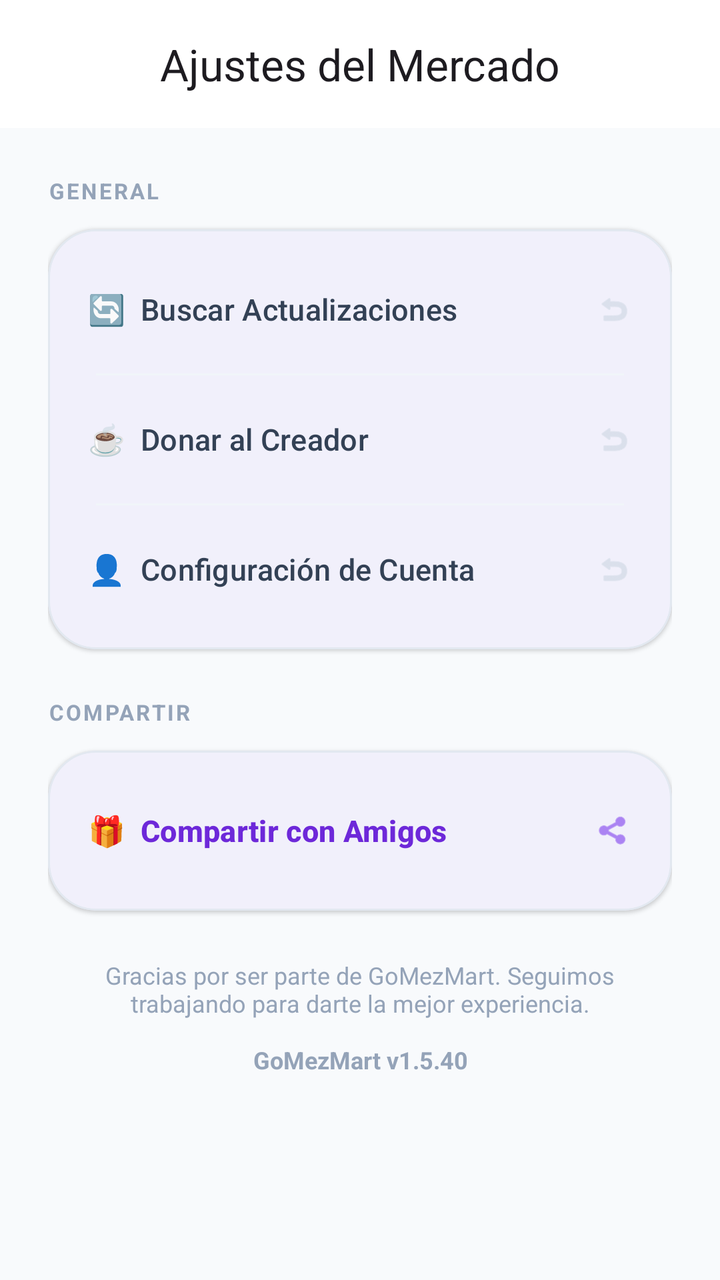
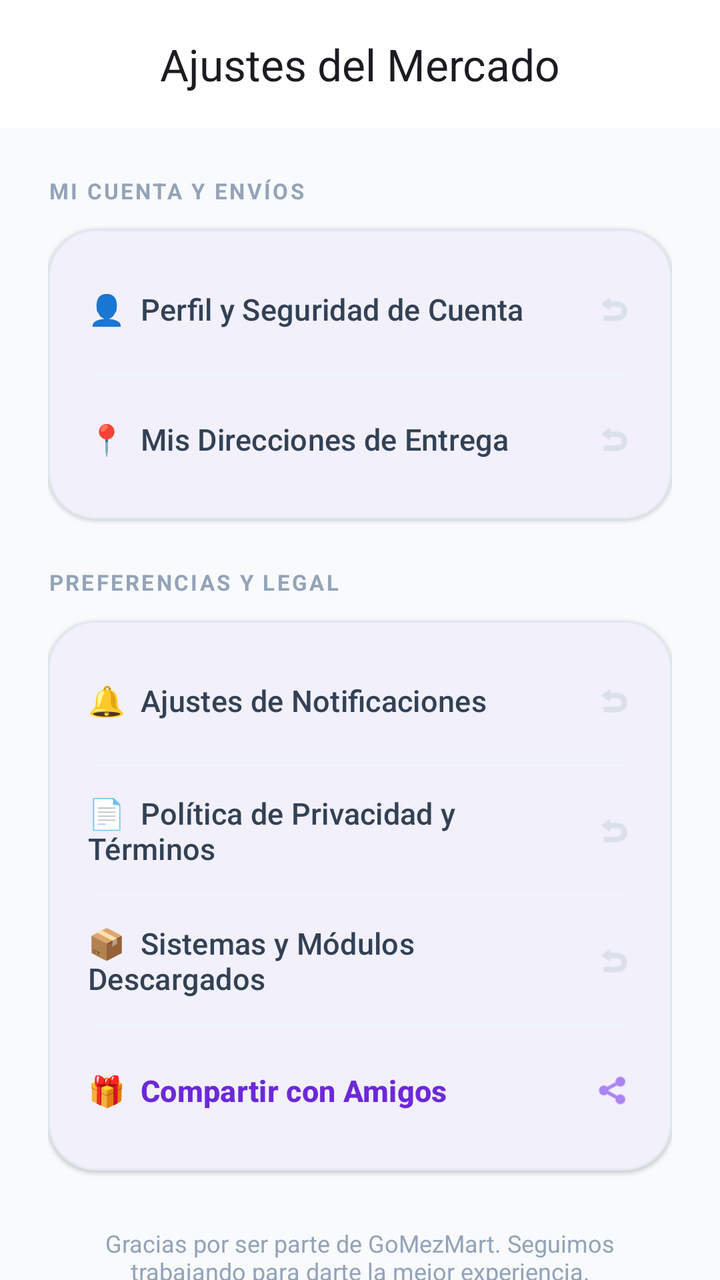

Before-and-after screenshots of an Android layout around one commit, followed by the original layout XML and the change that was made.
<!-- AndroidManifest.xml: application theme Theme.Gomezmart -->
<!-- res/layout/fragment_buyer_settings.xml -->
<?xml version="1.0" encoding="utf-8"?>
<androidx.coordinatorlayout.widget.CoordinatorLayout xmlns:android="http://schemas.android.com/apk/res/android"
    xmlns:app="http://schemas.android.com/apk/res-auto"
    android:layout_width="match_parent"
    android:layout_height="match_parent"
    android:background="@color/slate_50">

    <com.google.android.material.appbar.AppBarLayout
        android:layout_width="match_parent"
        android:layout_height="wrap_content"
        android:background="@color/white"
        app:elevation="0dp">
        <com.google.android.material.appbar.MaterialToolbar
            android:id="@+id/toolbarSettings"
            android:layout_width="match_parent"
            android:layout_height="?attr/actionBarSize"
            app:title="Ajustes del Mercado"
            app:titleCentered="true" />
    </com.google.android.material.appbar.AppBarLayout>

    <androidx.core.widget.NestedScrollView
        android:layout_width="match_parent"
        android:layout_height="match_parent"
        app:layout_behavior="@string/appbar_scrolling_view_behavior">

        <LinearLayout
            android:layout_width="match_parent"
            android:layout_height="wrap_content"
            android:orientation="vertical"
            android:padding="24dp">

            <TextView
                android:layout_width="wrap_content"
                android:layout_height="wrap_content"
                android:text="GENERAL"
                android:textSize="11sp"
                android:textStyle="bold"
                android:textColor="@color/slate_400"
                android:letterSpacing="0.1"
                android:layout_marginBottom="12dp" />

            <com.google.android.material.card.MaterialCardView
                android:layout_width="match_parent"
                android:layout_height="wrap_content"
                app:cardCornerRadius="24dp"
                app:cardElevation="1dp"
                app:strokeWidth="1dp"
                app:strokeColor="@color/slate_200">

                <LinearLayout
                    android:layout_width="match_parent"
                    android:layout_height="wrap_content"
                    android:orientation="vertical"
                    android:padding="8dp">

                    <com.google.android.material.button.MaterialButton
                        android:id="@+id/btnCheckUpdates"
                        style="@style/Widget.Material3.Button.TextButton"
                        android:layout_width="match_parent"
                        android:layout_height="64dp"
                        android:text="🔄  Buscar Actualizaciones"
                        android:gravity="start|center_vertical"
                        android:textColor="@color/slate_700"
                        android:textSize="15sp"
                        app:icon="@android:drawable/ic_menu_revert"
                        app:iconGravity="end"
                        app:iconTint="@color/slate_300" />

                    <View
                        android:layout_width="match_parent"
                        android:layout_height="1dp"
                        android:layout_marginStart="16dp"
                        android:layout_marginEnd="16dp"
                        android:background="@color/slate_100" />

                    <com.google.android.material.button.MaterialButton
                        android:id="@+id/btnDonate"
                        style="@style/Widget.Material3.Button.TextButton"
                        android:layout_width="match_parent"
                        android:layout_height="64dp"
                        android:text="☕  Donar al Creador"
                        android:gravity="start|center_vertical"
                        android:textColor="@color/slate_700"
                        android:textSize="15sp"
                        app:icon="@android:drawable/ic_menu_revert"
                        app:iconGravity="end"
                        app:iconTint="@color/slate_300" />

                    <View
                        android:layout_width="match_parent"
                        android:layout_height="1dp"
                        android:layout_marginStart="16dp"
                        android:layout_marginEnd="16dp"
                        android:background="@color/slate_100" />

                    <com.google.android.material.button.MaterialButton
                        android:id="@+id/btnAccountSettings"
                        style="@style/Widget.Material3.Button.TextButton"
                        android:layout_width="match_parent"
                        android:layout_height="64dp"
                        android:text="👤  Configuración de Cuenta"
                        android:gravity="start|center_vertical"
                        android:textColor="@color/slate_700"
                        android:textSize="15sp"
                        app:icon="@android:drawable/ic_menu_revert"
                        app:iconGravity="end"
                        app:iconTint="@color/slate_300" />

                </LinearLayout>
            </com.google.android.material.card.MaterialCardView>

            
            <TextView
                android:layout_width="wrap_content"
                android:layout_height="wrap_content"
                android:text="COMPARTIR"
                android:textSize="11sp"
                android:textStyle="bold"
                android:textColor="@color/slate_400"
                android:letterSpacing="0.1"
                android:layout_marginTop="24dp"
                android:layout_marginBottom="12dp" />

            <com.google.android.material.card.MaterialCardView
                android:layout_width="match_parent"
                android:layout_height="wrap_content"
                app:cardCornerRadius="24dp"
                app:cardElevation="1dp"
                app:strokeWidth="1dp"
                app:strokeColor="@color/slate_200">

                <LinearLayout
                    android:layout_width="match_parent"
                    android:layout_height="wrap_content"
                    android:orientation="vertical"
                    android:padding="8dp">

                    <com.google.android.material.button.MaterialButton
                        android:id="@+id/btnShareWithFriends"
                        style="@style/Widget.Material3.Button.TextButton"
                        android:layout_width="match_parent"
                        android:layout_height="64dp"
                        android:text="🎁  Compartir con Amigos"
                        android:gravity="start|center_vertical"
                        android:textColor="@color/purple_700"
                        android:textSize="15sp"
                        android:textStyle="bold"
                        app:icon="@android:drawable/ic_menu_share"
                        app:iconGravity="end"
                        app:iconTint="@color/purple_600" />

                </LinearLayout>
            </com.google.android.material.card.MaterialCardView>

            <TextView
                android:layout_width="match_parent"
                android:layout_height="wrap_content"
                android:layout_marginTop="24dp"
                android:text="Gracias por ser parte de GoMezMart. Seguimos trabajando para darte la mejor experiencia."
                android:textAlignment="center"
                android:textColor="@color/slate_400"
                android:textSize="12sp" />

            <TextView
                android:id="@+id/tvAppVersion"
                android:layout_width="match_parent"
                android:layout_height="wrap_content"
                android:layout_marginTop="12dp"
                android:text="GoMezMart v1.5.40"
                android:textAlignment="center"
                android:textColor="@color/slate_400"
                android:textSize="12sp"
                android:textStyle="bold" />

        </LinearLayout>
    </androidx.core.widget.NestedScrollView>

</androidx.coordinatorlayout.widget.CoordinatorLayout>
<!-- resources referenced by this layout -->
<resources>
  <color name="purple_600">#7C3AED</color>
  <color name="purple_700">#6D28D9</color>
  <color name="slate_100">#F1F5F9</color>
  <color name="slate_200">#E2E8F0</color>
  <color name="slate_300">#CBD5E1</color>
  <color name="slate_400">#94A3B8</color>
  <color name="slate_50">#F8FAFC</color>
  <color name="slate_700">#334155</color>
  <color name="white">#FFFFFFFF</color>
  <style name="Theme.Gomezmart" parent="Base.Theme.Gomezmart" />
  <style name="Base.Theme.Gomezmart" parent="Theme.Material3.DayNight.NoActionBar">
          <item name="colorPrimary">@color/purple_600</item>
          <item name="colorOnPrimary">@color/white</item>
          <item name="colorSecondary">@color/indigo_500</item>
          <item name="colorSurface">@color/slate_50</item>
          <item name="colorOnSurface">@color/slate_900</item>
          <item name="colorOnSurfaceVariant">@color/slate_500</item>
          <item name="colorSurfaceContainer">@color/white</item>
          <item name="android:windowBackground">@color/slate_50</item>
      </style>
  <color name="indigo_500">#6366F1</color>
  <color name="slate_900">#0F172A</color>
  <color name="slate_500">#64748B</color>
</resources>

<!-- the commit's change to res/layout/fragment_buyer_settings.xml (unified diff, before → after) -->
@@ -29,10 +29,11 @@
             android:orientation="vertical"
             android:padding="24dp">
 
+            
             <TextView
                 android:layout_width="wrap_content"
                 android:layout_height="wrap_content"
-                android:text="GENERAL"
+                android:text="MI CUENTA Y ENVÍOS"
                 android:textSize="11sp"
                 android:textStyle="bold"
                 android:textColor="@color/slate_400"
@@ -54,51 +55,31 @@
                     android:padding="8dp">
 
                     <com.google.android.material.button.MaterialButton
-                        android:id="@+id/btnCheckUpdates"
-                        style="@style/Widget.Material3.Button.TextButton"
-                        android:layout_width="match_parent"
-                        android:layout_height="64dp"
-                        android:text="🔄  Buscar Actualizaciones"
-                        android:gravity="start|center_vertical"
-                        android:textColor="@color/slate_700"
-                        android:textSize="15sp"
-                        app:icon="@android:drawable/ic_menu_revert"
-                        app:iconGravity="end"
-                        app:iconTint="@color/slate_300" />
-
-                    <View
-                        android:layout_width="match_parent"
-                        android:layout_height="1dp"
-                        android:layout_marginStart="16dp"
-                        android:layout_marginEnd="16dp"
-                        android:background="@color/slate_100" />
-
-                    <com.google.android.material.button.MaterialButton
-                        android:id="@+id/btnDonate"
-                        style="@style/Widget.Material3.Button.TextButton"
-                        android:layout_width="match_parent"
-                        android:layout_height="64dp"
-                        android:text="☕  Donar al Creador"
-                        android:gravity="start|center_vertical"
-                        android:textColor="@color/slate_700"
-                        android:textSize="15sp"
-                        app:icon="@android:drawable/ic_menu_revert"
-                        app:iconGravity="end"
-                        app:iconTint="@color/slate_300" />
-
-                    <View
-                        android:layout_width="match_parent"
-                        android:layout_height="1dp"
-                        android:layout_marginStart="16dp"
-                        android:layout_marginEnd="16dp"
-                        android:background="@color/slate_100" />
-
-                    <com.google.android.material.button.MaterialButton
                         android:id="@+id/btnAccountSettings"
                         style="@style/Widget.Material3.Button.TextButton"
                         android:layout_width="match_parent"
                         android:layout_height="64dp"
-                        android:text="👤  Configuración de Cuenta"
+                        android:text="👤  Perfil y Seguridad de Cuenta"
+                        android:gravity="start|center_vertical"
+                        android:textColor="@color/slate_700"
+                        android:textSize="15sp"
+                        app:icon="@android:drawable/ic_menu_revert"
+                        app:iconGravity="end"
+                        app:iconTint="@color/slate_300" />
+
+                    <View
+                        android:layout_width="match_parent"
+                        android:layout_height="1dp"
+                        android:layout_marginStart="16dp"
+                        android:layout_marginEnd="16dp"
+                        android:background="@color/slate_100" />
+
+                    <com.google.android.material.button.MaterialButton
+                        android:id="@+id/btnManageLocations"
+                        style="@style/Widget.Material3.Button.TextButton"
+                        android:layout_width="match_parent"
+                        android:layout_height="64dp"
+                        android:text="📍  Mis Direcciones de Entrega"
                         android:gravity="start|center_vertical"
                         android:textColor="@color/slate_700"
                         android:textSize="15sp"
@@ -113,7 +94,7 @@
             <TextView
                 android:layout_width="wrap_content"
                 android:layout_height="wrap_content"
-                android:text="COMPARTIR"
+                android:text="PREFERENCIAS Y LEGAL"
                 android:textSize="11sp"
                 android:textStyle="bold"
                 android:textColor="@color/slate_400"
@@ -136,6 +117,66 @@
                     android:padding="8dp">
 
                     <com.google.android.material.button.MaterialButton
+                        android:id="@+id/btnNotificationSettings"
+                        style="@style/Widget.Material3.Button.TextButton"
+                        android:layout_width="match_parent"
+                        android:layout_height="64dp"
+                        android:text="🔔  Ajustes de Notificaciones"
+                        android:gravity="start|center_vertical"
+                        android:textColor="@color/slate_700"
+                        android:textSize="15sp"
+                        app:icon="@android:drawable/ic_menu_revert"
+                        app:iconGravity="end"
+                        app:iconTint="@color/slate_300" />
+
+                    <View
+                        android:layout_width="match_parent"
+                        android:layout_height="1dp"
+                        android:layout_marginStart="16dp"
+                        android:layout_marginEnd="16dp"
+                        android:background="@color/slate_100" />
+
+                    <com.google.android.material.button.MaterialButton
+                        android:id="@+id/btnPrivacyPolicy"
+                        style="@style/Widget.Material3.Button.TextButton"
+                        android:layout_width="match_parent"
+                        android:layout_height="64dp"
+                        android:text="📄  Política de Privacidad y Términos"
+                        android:gravity="start|center_vertical"
+                        android:textColor="@color/slate_700"
+                        android:textSize="15sp"
+                        app:icon="@android:drawable/ic_menu_revert"
+                        app:iconGravity="end"
+                        app:iconTint="@color/slate_300" />
+
+                    <View
+                        android:layout_width="match_parent"
+                        android:layout_height="1dp"
+                        android:layout_marginStart="16dp"
+                        android:layout_marginEnd="16dp"
+                        android:background="@color/slate_100" />
+
+                    <com.google.android.material.button.MaterialButton
+                        android:id="@+id/btnDownloadedModules"
+                        style="@style/Widget.Material3.Button.TextButton"
+                        android:layout_width="match_parent"
+                        android:layout_height="64dp"
+                        android:text="📦  Sistemas y Módulos Descargados"
+                        android:gravity="start|center_vertical"
+                        android:textColor="@color/slate_700"
+                        android:textSize="15sp"
+                        app:icon="@android:drawable/ic_menu_revert"
+                        app:iconGravity="end"
+                        app:iconTint="@color/slate_300" />
+
+                    <View
+                        android:layout_width="match_parent"
+                        android:layout_height="1dp"
+                        android:layout_marginStart="16dp"
+                        android:layout_marginEnd="16dp"
+                        android:background="@color/slate_100" />
+
+                    <com.google.android.material.button.MaterialButton
                         android:id="@+id/btnShareWithFriends"
                         style="@style/Widget.Material3.Button.TextButton"
                         android:layout_width="match_parent"
@@ -155,7 +196,7 @@
             <TextView
                 android:layout_width="match_parent"
                 android:layout_height="wrap_content"
-                android:layout_marginTop="24dp"
+                android:layout_marginTop="28dp"
                 android:text="Gracias por ser parte de GoMezMart. Seguimos trabajando para darte la mejor experiencia."
                 android:textAlignment="center"
                 android:textColor="@color/slate_400"
@@ -166,7 +207,7 @@
                 android:layout_width="match_parent"
                 android:layout_height="wrap_content"
                 android:layout_marginTop="12dp"
-                android:text="GoMezMart v1.5.40"
+                android:text="GoMezMart v1.5.52"
                 android:textAlignment="center"
                 android:textColor="@color/slate_400"
                 android:textSize="12sp"
